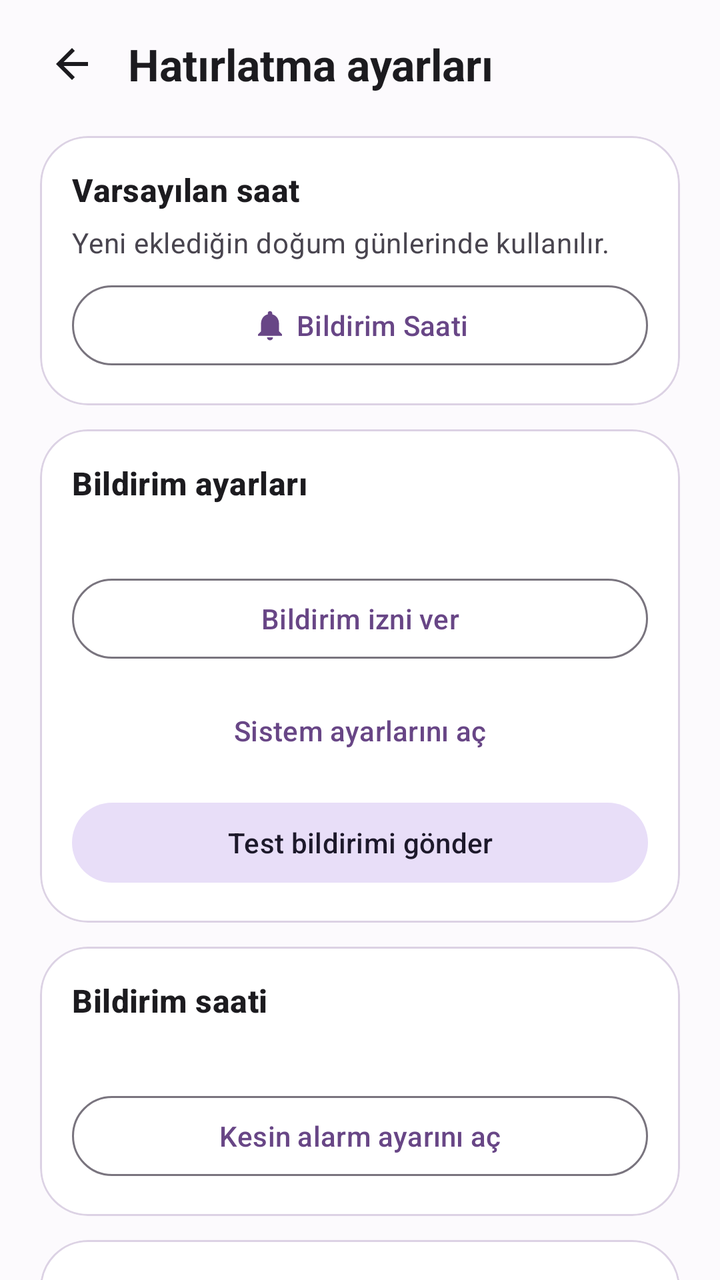
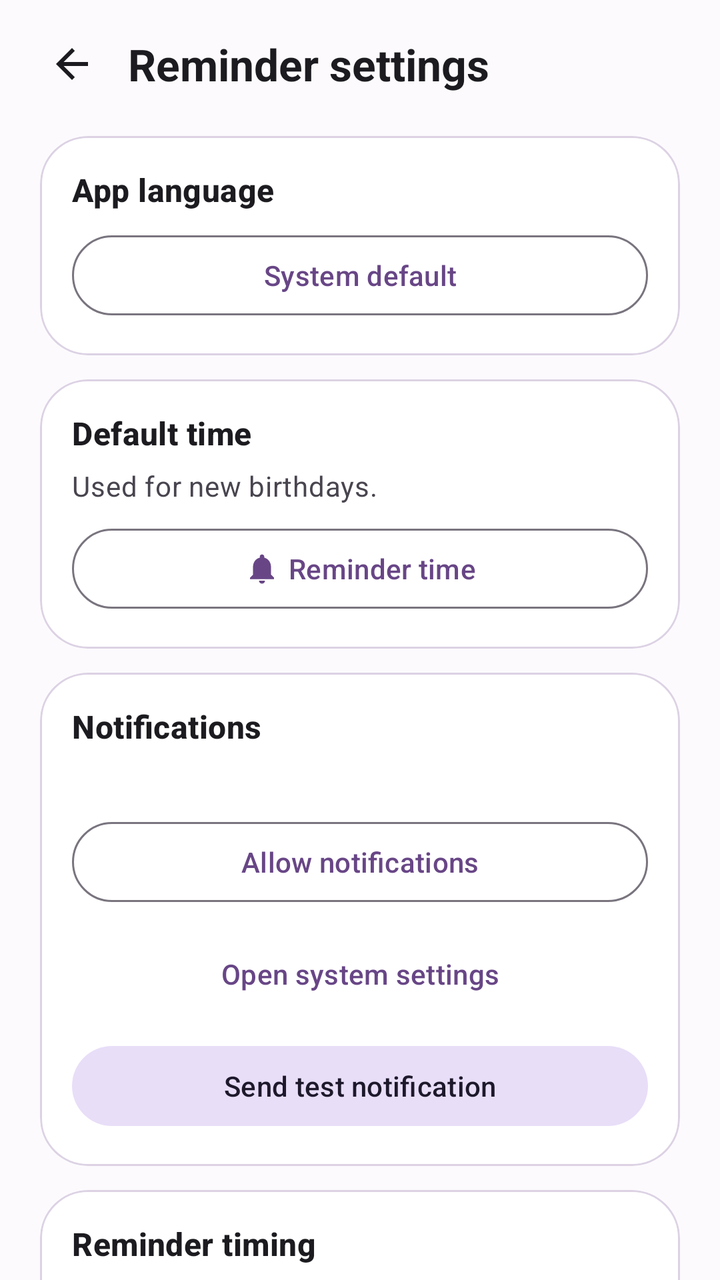

An Android layout rendered at two revisions. The XML below is the earlier revision; the diff shows what the commit changed to produce the second picture.
<!-- AndroidManifest.xml: application theme Theme.BirthdayReminder -->
<!-- res/layout/activity_reminder_settings.xml -->
<?xml version="1.0" encoding="utf-8"?>
<LinearLayout
    xmlns:android="http://schemas.android.com/apk/res/android"
    xmlns:app="http://schemas.android.com/apk/res-auto"
    xmlns:tools="http://schemas.android.com/tools"
    android:layout_width="match_parent"
    android:layout_height="match_parent"
    android:background="@color/home_background"
    android:fitsSystemWindows="true"
    android:orientation="vertical"
    tools:context=".ReminderSettingsActivity">
    <LinearLayout
        style="@style/BirthdayToolbar">
        <androidx.appcompat.widget.AppCompatImageButton
            android:id="@+id/btnBack"
            style="@style/BirthdayToolbarIcon"
            android:contentDescription="@string/back"
            app:srcCompat="@drawable/ic_back"
            app:tint="?attr/colorOnSurface" />
        <TextView
            android:id="@+id/tvTitle"
            style="@style/BirthdayToolbarTitle"
            android:text="@string/reminder_settings" />
    </LinearLayout>
    <androidx.core.widget.NestedScrollView
        android:layout_width="match_parent"
        android:layout_height="0dp"
        android:layout_weight="1"
        android:clipToPadding="false"
        android:fillViewport="true">
        <LinearLayout
            style="@style/BirthdayScreenContent">
            <com.google.android.material.card.MaterialCardView
                style="@style/BirthdaySurfaceCard">
                <LinearLayout
                    style="@style/BirthdayCardContent">
                    <TextView
                        style="@style/BirthdaySectionHeading"
                        android:text="@string/default_reminder_time" />
                    <TextView
                        style="@style/BirthdaySupportingText"
                        android:text="@string/default_reminder_hint" />
                    <com.google.android.material.button.MaterialButton
                        android:id="@+id/btnDefaultTime"
                        style="@style/Widget.Material3.Button.OutlinedButton"
                        android:layout_width="match_parent"
                        android:layout_height="wrap_content"
                        android:layout_marginTop="8dp"
                        android:text="@string/notify_time_label"
                        app:icon="@drawable/ic_notification"
                        app:iconGravity="textStart" />
                </LinearLayout>
            </com.google.android.material.card.MaterialCardView>
            <com.google.android.material.card.MaterialCardView
                style="@style/BirthdaySurfaceCard">
                <LinearLayout
                    style="@style/BirthdayCardContent">
                    <TextView
                        style="@style/BirthdaySectionHeading"
                        android:text="@string/notification_settings" />
                    <TextView
                        android:id="@+id/tvPermissionStatus"
                        style="@style/BirthdaySupportingText" />
                    <com.google.android.material.button.MaterialButton
                        android:id="@+id/btnPermission"
                        style="@style/Widget.Material3.Button.OutlinedButton"
                        android:layout_width="match_parent"
                        android:layout_height="wrap_content"
                        android:layout_marginTop="8dp"
                        android:text="@string/enable_notifications" />
                    <com.google.android.material.button.MaterialButton
                        android:id="@+id/btnSystemSettings"
                        style="@style/Widget.Material3.Button.TextButton"
                        android:layout_width="match_parent"
                        android:layout_height="wrap_content"
                        android:layout_marginTop="8dp"
                        android:text="@string/system_notification_settings" />
                    <com.google.android.material.button.MaterialButton
                        android:id="@+id/btnTest"
                        style="@style/Widget.Material3.Button.TonalButton"
                        android:layout_width="match_parent"
                        android:layout_height="wrap_content"
                        android:layout_marginTop="8dp"
                        android:text="@string/send_test_notification" />
                </LinearLayout>
            </com.google.android.material.card.MaterialCardView>
            <com.google.android.material.card.MaterialCardView
                style="@style/BirthdaySurfaceCard">
                <LinearLayout
                    style="@style/BirthdayCardContent">
                    <TextView
                        style="@style/BirthdaySectionHeading"
                        android:text="@string/alarm_timing" />
                    <TextView
                        android:id="@+id/tvExactStatus"
                        style="@style/BirthdaySupportingText" />
                    <com.google.android.material.button.MaterialButton
                        android:id="@+id/btnExact"
                        style="@style/Widget.Material3.Button.OutlinedButton"
                        android:layout_width="match_parent"
                        android:layout_height="wrap_content"
                        android:layout_marginTop="8dp"
                        android:text="@string/enable_exact_reminders" />
                </LinearLayout>
            </com.google.android.material.card.MaterialCardView>
            <com.google.android.material.card.MaterialCardView
                android:id="@+id/widgetCard"
                style="@style/BirthdaySurfaceCard">
                <LinearLayout
                    style="@style/BirthdayCardContent">
                    <TextView
                        style="@style/BirthdaySectionHeading"
                        android:text="@string/widget_title" />
                    <TextView
                        style="@style/BirthdaySupportingText"
                        android:text="@string/widget_description" />
                    <com.google.android.material.button.MaterialButton
                        android:id="@+id/btnPinWidget"
                        style="@style/Widget.Material3.Button.OutlinedButton"
                        android:layout_width="match_parent"
                        android:layout_height="wrap_content"
                        android:layout_marginTop="8dp"
                        android:text="@string/pin_widget" />
                </LinearLayout>
            </com.google.android.material.card.MaterialCardView>
        </LinearLayout>
    </androidx.core.widget.NestedScrollView>
</LinearLayout>
<!-- resources referenced by this layout -->
<resources>
  <color name="home_background">#FCFAFD</color>
  <!-- drawable ic_back (drawable) -->
  <vector xmlns:android="http://schemas.android.com/apk/res/android"
      android:width="24dp"
      android:height="24dp"
      android:viewportWidth="24"
      android:viewportHeight="24"
      android:tint="?attr/colorOnSurfaceVariant">
      <path
          android:fillColor="@android:color/white"
          android:pathData="M20,11H7.83l5.59,-5.59L12,4l-8,8 8,8 1.41,-1.41L7.83,13H20v-2z"/>
  </vector>
  <string name="alarm_timing">Bildirim saati</string>
  <string name="back">Geri</string>
  <string name="default_reminder_hint">Yeni eklediğin doğum günlerinde kullanılır.</string>
  <string name="default_reminder_time">Varsayılan saat</string>
  <string name="enable_exact_reminders">Kesin alarm ayarını aç</string>
  <string name="enable_notifications">Bildirim izni ver</string>
  <string name="notification_settings">Bildirim ayarları</string>
  <string name="notify_time_label">Bildirim Saati</string>
  <string name="pin_widget">Ana ekrana widget ekle</string>
  <string name="reminder_settings">Hatırlatma ayarları</string>
  <string name="send_test_notification">Test bildirimi gönder</string>
  <string name="system_notification_settings">Sistem ayarlarını aç</string>
  <string name="widget_description">En yakın üç doğum gününü ana ekranında göster.</string>
  <string name="widget_title">Yaklaşan doğum günleri</string>
  <style name="BirthdayCardContent" parent="">
          <item name="android:layout_width">match_parent</item>
          <item name="android:layout_height">wrap_content</item>
          <item name="android:orientation">vertical</item>
          <item name="android:padding">16dp</item>
      </style>
  <style name="BirthdaySupportingText" parent="">
          <item name="android:layout_width">match_parent</item>
          <item name="android:layout_height">wrap_content</item>
          <item name="android:layout_marginTop">6dp</item>
          <item name="android:textAppearance">@style/TextAppearance.Material3.BodyMedium</item>
          <item name="android:textColor">?attr/colorOnSurfaceVariant</item>
      </style>
  <style name="BirthdaySurfaceCard" parent="Widget.Material3.CardView.Outlined">
          <item name="android:layout_width">match_parent</item>
          <item name="android:layout_height">wrap_content</item>
          <item name="android:layout_marginBottom">12dp</item>
          <item name="cardBackgroundColor">?attr/colorSurface</item>
          <item name="cardCornerRadius">24dp</item>
          <item name="strokeColor">?attr/colorOutlineVariant</item>
      </style>
  <style name="BirthdayToolbar" parent="">
          <item name="android:layout_width">match_parent</item>
          <item name="android:layout_height">wrap_content</item>
          <item name="android:minHeight">64dp</item>
          <item name="android:paddingHorizontal">12dp</item>
          <item name="android:gravity">center_vertical</item>
          <item name="android:orientation">horizontal</item>
      </style>
  <style name="BirthdayToolbarIcon" parent="">
          <item name="android:layout_width">48dp</item>
          <item name="android:layout_height">48dp</item>
          <item name="android:background">?attr/selectableItemBackgroundBorderless</item>
          <item name="android:scaleType">center</item>
      </style>
  <style name="Theme.BirthdayReminder" parent="Base.Theme.BirthdayReminder" />
  <color name="primary">#FF684686</color>
  <color name="primary_dark">#FF6A1B9A</color>
  <color name="on_primary">#FFFFFFFF</color>
  <color name="secondary">#FFFF4081</color>
  <color name="on_secondary">#FFFFFFFF</color>
  <color name="tertiary">#FFFFAB40</color>
  <color name="background">#FFF8F5FF</color>
  <color name="surface">#FFFFFFFF</color>
  <color name="surface_variant">#FFF3E5F5</color>
  <color name="on_surface">#FF1C1B1F</color>
  <color name="on_surface_variant">#FF49454F</color>
  <!-- unchanged entries left out for length: 5 -->
</resources>

<!-- the commit's change to res/layout/activity_reminder_settings.xml (unified diff, before → after) -->
@@ -30,6 +30,21 @@
         android:fillViewport="true">
         <LinearLayout
             style="@style/BirthdayScreenContent">
+            <com.google.android.material.card.MaterialCardView
+                style="@style/BirthdaySurfaceCard">
+                <LinearLayout style="@style/BirthdayCardContent">
+                    <TextView
+                        style="@style/BirthdaySectionHeading"
+                        android:text="@string/app_language" />
+                    <com.google.android.material.button.MaterialButton
+                        android:id="@+id/btnLanguage"
+                        style="@style/Widget.Material3.Button.OutlinedButton"
+                        android:layout_width="match_parent"
+                        android:layout_height="wrap_content"
+                        android:layout_marginTop="8dp"
+                        android:text="@string/system_language" />
+                </LinearLayout>
+            </com.google.android.material.card.MaterialCardView>
             <com.google.android.material.card.MaterialCardView
                 style="@style/BirthdaySurfaceCard">
                 <LinearLayout
<!-- resource entries referenced after the edit -->
@@ -12,20 +12,22 @@
           android:fillColor="@android:color/white"
           android:pathData="M20,11H7.83l5.59,-5.59L12,4l-8,8 8,8 1.41,-1.41L7.83,13H20v-2z"/>
   </vector>
-  <string name="alarm_timing">Bildirim saati</string>
-  <string name="back">Geri</string>
-  <string name="default_reminder_hint">Yeni eklediğin doğum günlerinde kullanılır.</string>
-  <string name="default_reminder_time">Varsayılan saat</string>
-  <string name="enable_exact_reminders">Kesin alarm ayarını aç</string>
-  <string name="enable_notifications">Bildirim izni ver</string>
-  <string name="notification_settings">Bildirim ayarları</string>
-  <string name="notify_time_label">Bildirim Saati</string>
-  <string name="pin_widget">Ana ekrana widget ekle</string>
-  <string name="reminder_settings">Hatırlatma ayarları</string>
-  <string name="send_test_notification">Test bildirimi gönder</string>
-  <string name="system_notification_settings">Sistem ayarlarını aç</string>
-  <string name="widget_description">En yakın üç doğum gününü ana ekranında göster.</string>
-  <string name="widget_title">Yaklaşan doğum günleri</string>
+  <string name="alarm_timing">Reminder timing</string>
+  <string name="app_language">App language</string>
+  <string name="back">Back</string>
+  <string name="default_reminder_hint">Used for new birthdays.</string>
+  <string name="default_reminder_time">Default time</string>
+  <string name="enable_exact_reminders">Open exact alarm settings</string>
+  <string name="enable_notifications">Allow notifications</string>
+  <string name="notification_settings">Notifications</string>
+  <string name="notify_time_label">Reminder time</string>
+  <string name="pin_widget">Add widget to home screen</string>
+  <string name="reminder_settings">Reminder settings</string>
+  <string name="send_test_notification">Send test notification</string>
+  <string name="system_language">System default</string>
+  <string name="system_notification_settings">Open system settings</string>
+  <string name="widget_description">See the next three birthdays on your home screen.</string>
+  <string name="widget_title">Upcoming birthdays</string>
   <style name="BirthdayCardContent" parent="">
           <item name="android:layout_width">match_parent</item>
           <item name="android:layout_height">wrap_content</item>
